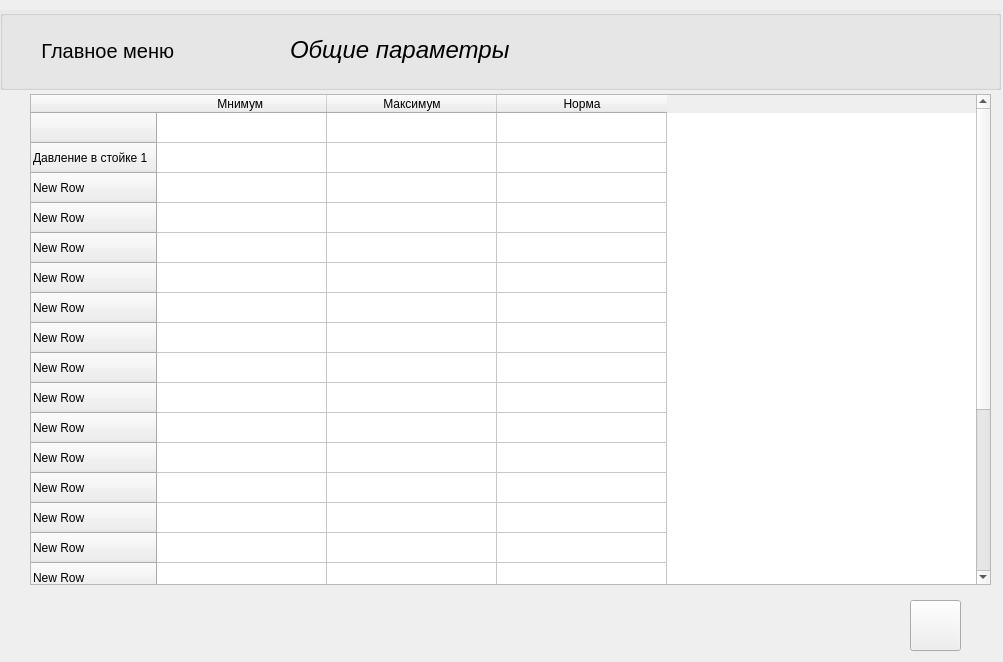
Before: the Qt Designer form view/ifc/all parameter.ui in ilyababich21/NIva1, drawn with Qt 5.
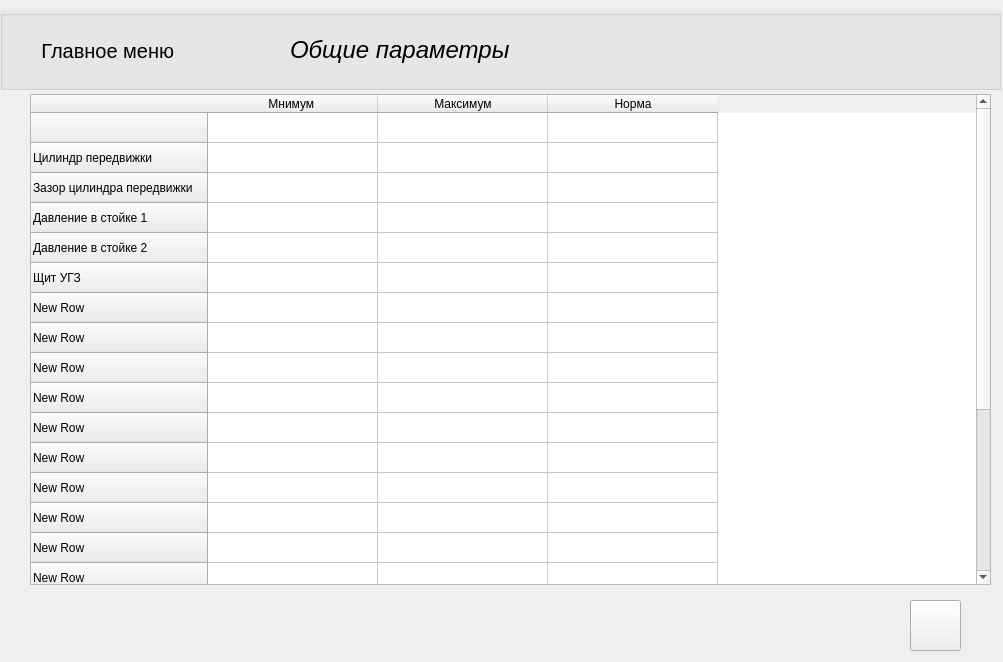
After: the same form once the commit is applied. Icons and pictures are not drawn.

Commit message: add param in label

The edit to the form file:
```diff
--- a/view/ifc/all parameter.ui
+++ b/view/ifc/all parameter.ui
@@ -37,6 +37,16 @@
       <string/>
      </property>
     </row>
+    <row>
+     <property name="text">
+      <string>Цилиндр передвижки</string>
+     </property>
+    </row>
+    <row>
+     <property name="text">
+      <string>Зазор цилиндра передвижки</string>
+     </property>
+    </row>
     <row>
      <property name="text">
       <string>Давление в стойке 1</string>
@@ -44,22 +54,12 @@
     </row>
     <row>
      <property name="text">
-      <string>New Row</string>
+      <string>Давление в стойке 2</string>
      </property>
     </row>
     <row>
      <property name="text">
-      <string>New Row</string>
-     </property>
-    </row>
-    <row>
-     <property name="text">
-      <string>New Row</string>
-     </property>
-    </row>
-    <row>
-     <property name="text">
-      <string>New Row</string>
+      <string>Щит УГЗ</string>
      </property>
     </row>
     <row>
```
The commit also changes 5 other files.
